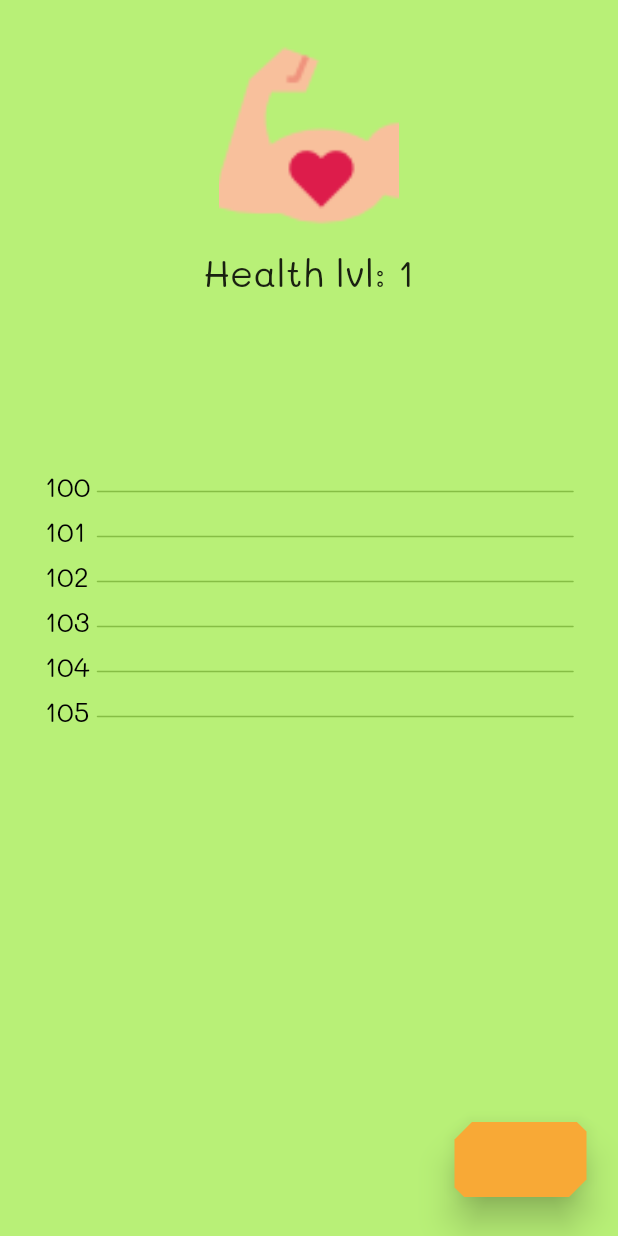
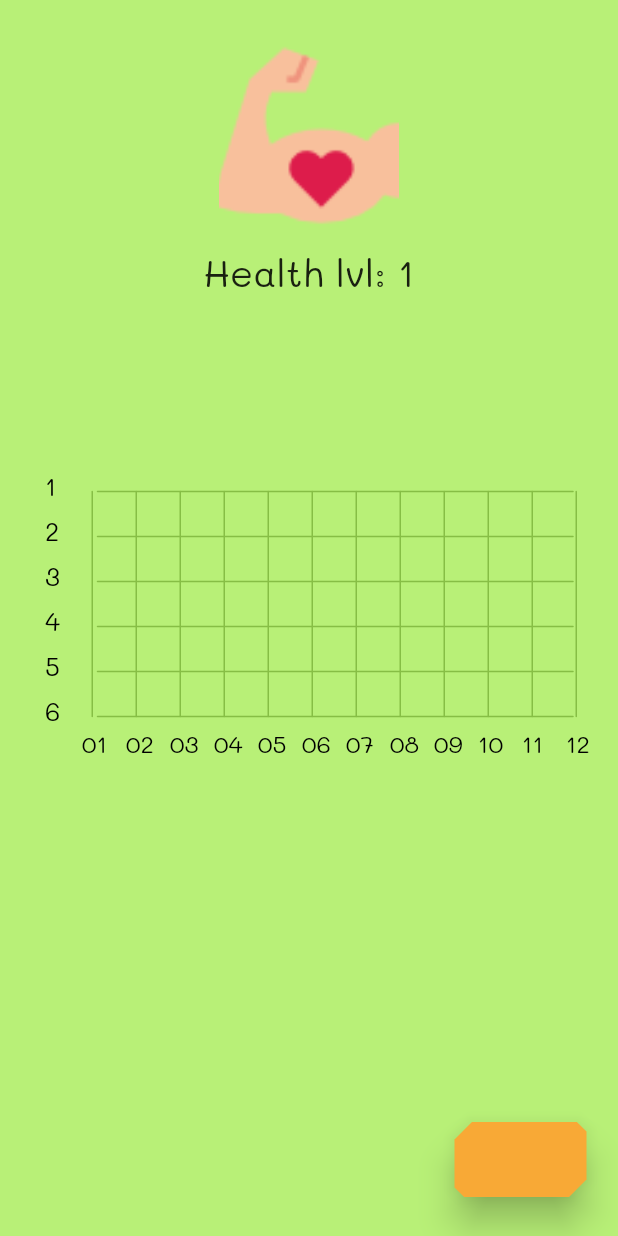
Before and after one commit to maxgmer/useful, a Flutter app: the screen it shows after launch, on a phone screen of 412 x 824 dp. Run offline on Flutter 3.47's test engine with Material 2 defaults, Android fonts, the phone set to English and light mode, and no system bars; our stand-ins replace rxdart.

Commit message:
Stats graph looks better now, added horizontal text markup and lines

```diff
--- a/lib/blocs/HomeScreen/HomeScreenBloc.dart
+++ b/lib/blocs/HomeScreen/HomeScreenBloc.dart
@@ -31,6 +31,12 @@ class HomeScreenBloc {
   Stream<int> get pageId => _wrappedPageIdStream();
   Sink<int> get pageIdSink => _pageIdController.sink;
 
+
+  final BehaviorSubject<StatsGraphTimeFrame> _statsGraphTimeFrameController = new BehaviorSubject<StatsGraphTimeFrame>();
+
+  Stream<StatsGraphTimeFrame> get graph => _statsGraphTimeFrameController.stream;
+  Sink<StatsGraphTimeFrame> get graphSink => _statsGraphTimeFrameController.sink;
+
   Stream<String> getLvlStreamForPage(int currentPageId) {
     switch(currentPageId) {
       case 0: return healthLvl;
@@ -47,6 +53,7 @@ class HomeScreenBloc {
     _loveLvlController.close();
     _happinessLvlController.close();
     _pageIdController.close();
+    _statsGraphTimeFrameController.close();
   }
 
   /*
@@ -61,6 +68,7 @@ class HomeScreenBloc {
     _loveLvlController.add(_userData.loveLvl);
     _happinessLvlController.add(_userData.happinessLvl);
     pageIdSink.add(_sessionData.pageId);
+    graphSink.add(_sessionData.graphTimeFrame);
   }
 
   //Does not let user change to non-existent page
@@ -175,7 +183,8 @@ class StatsGraphValues {
 
   static const double SIZE = 200.0;
 
-  static const double FONT_SIZE = 18.0;
+  static const double FONT_SIZE_VERTICAL_MARKUP_TEXT = 17.0;
+  static const double FONT_SIZE_HORIZONTAL_MARKUP_TEXT = 16.0;
 
   static const double SPACE_FOR_NUMBERS_SIZE = 35.0;
 }
--- a/lib/customWidgets/StatsGraph.dart
+++ b/lib/customWidgets/StatsGraph.dart
@@ -2,10 +2,12 @@ import 'package:flutter/material.dart';
 import 'dart:math';
 
 import 'package:useful_app/blocs/HomeScreen/HomeScreenBloc.dart';
+import 'package:useful_app/models/SessionDataModel.dart';
 
 class StatsGraph extends StatefulWidget {
 
-  StatsGraph({Color graphMarkupColor}) {
+  StatsGraph({Color graphMarkupColor, StatsGraphTimeFrame timeFrame}) {
+    _StatsGraphState.timeFrame = timeFrame;
     _StatsGraphState.graphMarkupColor = graphMarkupColor;
   }
 
@@ -15,27 +17,30 @@ class StatsGraph extends StatefulWidget {
 }
 
 class _StatsGraphState extends State<StatsGraph> with TickerProviderStateMixin {
+  static StatsGraphTimeFrame timeFrame;
   static Color graphMarkupColor;
 
   @override
   Widget build(BuildContext context) {
     return new CustomPaint(
       size: Size(0.0, StatsGraphValues.SIZE),
-      painter: _StatsGraphPainter(graphMarkupColor),
+      painter: _StatsGraphPainter(timeFrame, graphMarkupColor),
     );
   }
 }
 
 class _StatsGraphPainter extends CustomPainter {
+  static const double _HEIGHT_SPACE_FOR_TEXT = 25.0;
 
   Animation animation;
   Color lineColor;
   Color roundColor;
   Color _graphMarkupColor;
+  StatsGraphTimeFrame timeFrame;
 
   int maxTasksDoneInATimeframe = 10;//maxTasksDoneInATimeframe + (int)(maxTasksDoneInATimeframe / 3) = max graph height value
 
-  _StatsGraphPainter(this._graphMarkupColor);
+  _StatsGraphPainter(this.timeFrame, this._graphMarkupColor);
 
   @override
   void paint(Canvas canvas, Size size) {
@@ -45,27 +50,51 @@ class _StatsGraphPainter extends CustomPainter {
         ..style = PaintingStyle.fill;
 
     paint.color = _graphMarkupColor;
-    double fifthOfHeight = (size.height - 50) / 5;
+    //draw horizontal lines
+    double fifthOfHeight = (size.height - (_HEIGHT_SPACE_FOR_TEXT * 2 /*for bottom and top*/)) / 5;
     for (int i = 0; i <= 5; i++) {
-      canvas.drawLine(Offset(StatsGraphValues.SPACE_FOR_NUMBERS_SIZE, 25 + (i * fifthOfHeight)), Offset(size.width, 25 + (i * fifthOfHeight)), paint);
+      canvas.drawLine(Offset(StatsGraphValues.SPACE_FOR_NUMBERS_SIZE, _HEIGHT_SPACE_FOR_TEXT + (i * fifthOfHeight)),
+          Offset(size.width, _HEIGHT_SPACE_FOR_TEXT + (i * fifthOfHeight)), paint);
 
       //move this to a separate method
       TextSpan span = TextSpan(
           style: TextStyle(
               color: Colors.black,
-              fontSize: StatsGraphValues.FONT_SIZE,
+              fontSize: StatsGraphValues.FONT_SIZE_VERTICAL_MARKUP_TEXT,
               fontFamily: "Mali"
           ),
-          text: (i + 100).toString());
+          text: (i + 1).toString());
       TextPainter activitiesAmount = TextPainter(text: span, textDirection: TextDirection.ltr);
       activitiesAmount.layout();
       activitiesAmount.paint(canvas, Offset(0.0, 10.0 + (i * fifthOfHeight)));
     }
+
+
+    //draw vertical lines
+    double shiftToRight = timeFrame == StatsGraphTimeFrame.YEAR ? 0.9 : 1.25;
+    double shiftToRightText = timeFrame == StatsGraphTimeFrame.YEAR ? 0.70 : 1.0;
+    List<String> dayNames = StatsGraphTimeFrameDescriptor.getStrings(timeFrame);
+    double partOfWidth = size.width / dayNames.length;
+    for (int i = 0; i < dayNames.length; i++) {
+      canvas.drawLine(Offset(StatsGraphValues.SPACE_FOR_NUMBERS_SIZE * shiftToRight + (i * partOfWidth), _HEIGHT_SPACE_FOR_TEXT),
+          Offset(StatsGraphValues.SPACE_FOR_NUMBERS_SIZE * shiftToRight + (i * partOfWidth), size.height - _HEIGHT_SPACE_FOR_TEXT), paint);
+
+      TextSpan span = TextSpan(
+          style: TextStyle(
+              color: Colors.black,
+              fontSize: StatsGraphValues.FONT_SIZE_HORIZONTAL_MARKUP_TEXT,
+              fontFamily: "Mali"
+          ),
+          text: dayNames[i]);
+      TextPainter activitiesAmount = TextPainter(text: span, textDirection: TextDirection.ltr);
+      activitiesAmount.layout();
+      activitiesAmount.paint(canvas, Offset(StatsGraphValues.SPACE_FOR_NUMBERS_SIZE * shiftToRightText + (i * partOfWidth),
+          size.height - StatsGraphValues.SPACE_FOR_NUMBERS_SIZE / 2));
+      }
   }
 
   @override
   bool shouldRepaint(CustomPainter oldDelegate) {
-    // TODO: implement shouldRepaint
     return false;
   }
 }
--- a/lib/models/SessionDataModel.dart
+++ b/lib/models/SessionDataModel.dart
@@ -2,7 +2,25 @@ class SessionDataModel {
   SessionDataModel();
 
   int _pageId = 0;
-
   int get pageId => _pageId;
   set pageId(pageId) => _pageId = pageId;
+
+  StatsGraphTimeFrame _graphTimeFrame = StatsGraphTimeFrame.YEAR;
+  StatsGraphTimeFrame get graphTimeFrame => _graphTimeFrame;
+  set graphTimeFrame(graphTimeFrame) => _graphTimeFrame;
 }
+
+class StatsGraphTimeFrameDescriptor {
+  static List<String> getStrings(StatsGraphTimeFrame timeFrame) {
+    switch(timeFrame) {
+      case StatsGraphTimeFrame.WEEK: return ["Mon", "Tues", "Wed", "Thu", "Fri", "Sat", "Sun"];
+      case StatsGraphTimeFrame.MONTH: return ["07", "14", "21", "28"];
+      case StatsGraphTimeFrame.YEAR: return ["01", "02", "03", "04", "05", "06", "07", "08", "09", "10", "11", "12"];
+    }
+    throw "Such timeframe does not exist!";
+  }
+}
+
+enum StatsGraphTimeFrame{
+  WEEK, MONTH, YEAR
+}
```
Also changed, not shown: lib/views/home_screen.dart (+12 -5 lines).
